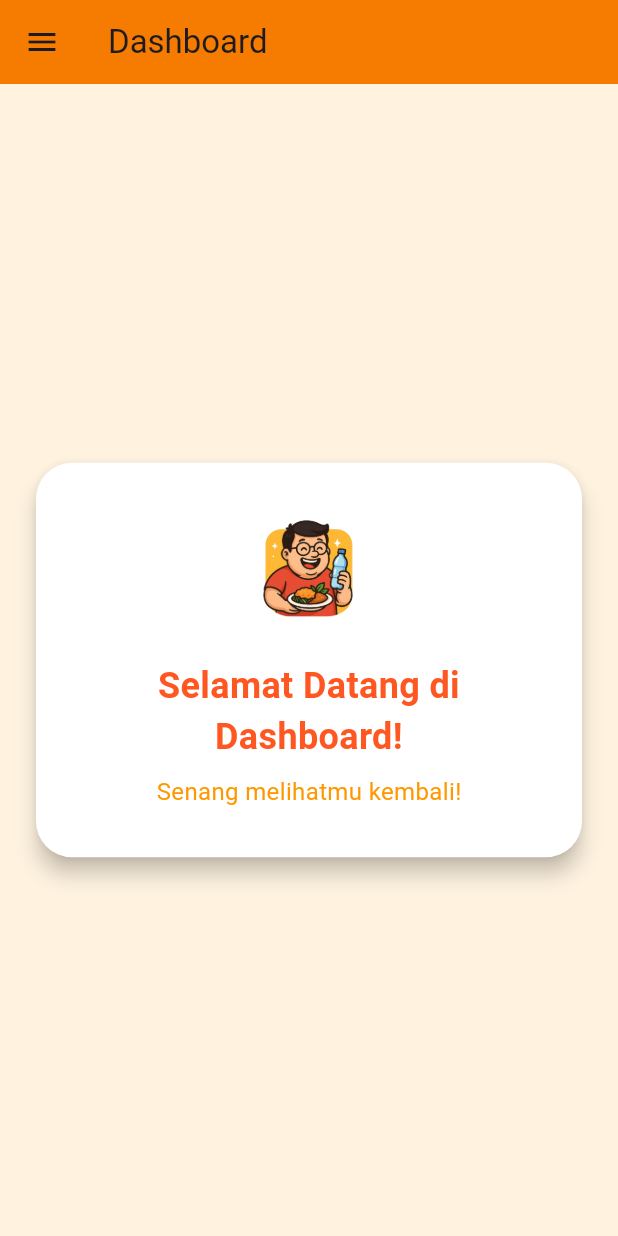
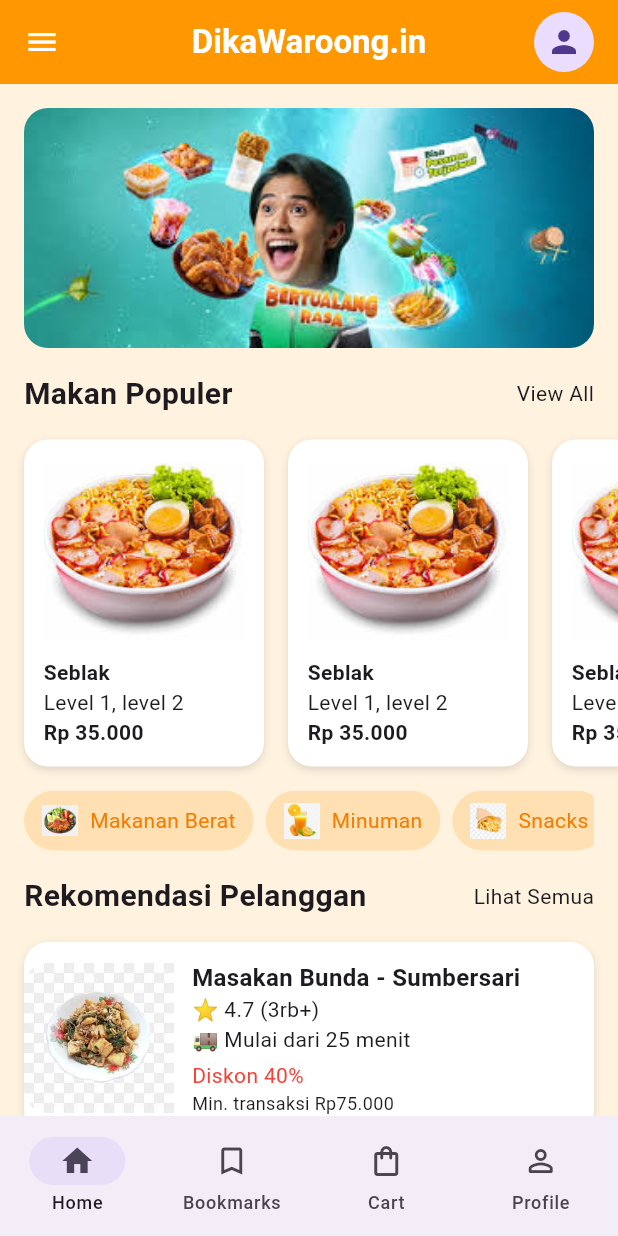
Before and after one commit to izunalagi/DikaWaroong.in, a Flutter app: the LoginPage screen opened by its route, after a tap on "Login", on a phone screen of 412 x 824 dp. Run offline on Flutter 3.47's test engine with Material 3 defaults, Android fonts, the light colour scheme and no system bars; drawn by our look-alikes of carousel_slider; our stand-ins replace image_picker.

Commit message:
homepage

```diff
--- a/lib/main.dart
+++ b/lib/main.dart
@@ -2,6 +2,7 @@
 import 'package:project/view/autentikasi/login.dart';
 import 'package:project/view/autentikasi/register.dart';
 import 'package:project/view/dashboard/mainpage.dart';
+import 'package:project/view/home/homepage.dart';
 import 'package:project/view/splashscreen/splashscreen2.dart';
 import 'view/splashscreen/splashscreen.dart'; // ganti sesuai path kamu
 
@@ -24,6 +25,7 @@
         '/login': (context) => const LoginPage(),
         '/register': (context) => const RegisterPage(),
         '/dashboard': (context) => const DashboardPage(),
+        '/homepage': (context) => const HomePage(),
       },
     );
   }
--- a/lib/view/autentikasi/login.dart
+++ b/lib/view/autentikasi/login.dart
@@ -1,6 +1,7 @@
 import 'package:flutter/material.dart';
 import 'register.dart';
 import 'package:project/view/dashboard/mainpage.dart';
+import 'package:project/view/home/homepage.dart';
 
 class LoginPage extends StatefulWidget {
   const LoginPage({super.key});
@@ -127,7 +128,7 @@
                       Navigator.push(
                         context,
                         MaterialPageRoute(
-                          builder: (context) => const DashboardPage(),
+                          builder: (context) => const HomePage(),
                         ),
                       );
                     },
--- /dev/null
+++ b/lib/view/home/homepage.dart
@@ -0,0 +1,423 @@
+import 'package:flutter/material.dart';
+import 'package:carousel_slider/carousel_slider.dart';
+
+
+class HomePage extends StatefulWidget {
+  const HomePage({Key? key}) : super(key: key);
+
+  @override
+  State<HomePage> createState() => _HomePageState();
+}
+
+class _HomePageState extends State<HomePage> {
+  final GlobalKey<ScaffoldState> _scaffoldKey = GlobalKey<ScaffoldState>();
+  int _selectedIndex = 0;
+
+  final List<Map<String, String>> restoranList = [
+    {
+      'name': 'Masakan Bunda - Sumbersari',
+      'rating': '4.7 (3rb+)',
+      'eta': 'Mulai dari 25 menit',
+      'promo': 'Diskon 40%',
+      'minOrder': 'Min. transaksi Rp75.000',
+      'image': 'assets/images/pecel.jpeg',
+    },
+    {
+      'name': 'Warung seva99 - Kepatihan',
+      'rating': '4.5 (1rb+)',
+      'eta': 'Mulai dari 35 menit',
+      'promo': 'Diskon 40%',
+      'minOrder': 'Min. transaksi Rp79.000',
+      'image': 'assets/images/minuman.jpeg',
+    },
+    {
+      'name': 'Lalapan Mbak Umi & Es Teler 67',
+      'rating': '4.8 (2rb+)',
+      'eta': 'Mulai dari 25 menit',
+      'promo': 'Diskon 40%',
+      'minOrder': 'Min. transaksi Rp79.000',
+      'image': 'assets/images/jamur.jpeg',
+    },
+  ];
+
+  @override
+  Widget build(BuildContext context) {
+    final width = MediaQuery.of(context).size.width;
+    final bool isLargeScreen = width > 800;
+
+    return Scaffold(
+      key: _scaffoldKey,
+      backgroundColor: Colors.orange.shade50,
+      appBar: AppBar(
+        backgroundColor: Colors.orange.shade500,
+        elevation: 0,
+        titleSpacing: 0,
+        leading: isLargeScreen
+            ? null
+            : IconButton(
+                icon: const Icon(Icons.menu, color: Colors.white),
+                onPressed: () => _scaffoldKey.currentState?.openDrawer(),
+              ),
+        title: Padding(
+          padding: const EdgeInsets.symmetric(horizontal: 16.0),
+          child: Row(
+            mainAxisAlignment: MainAxisAlignment.center,
+            children: [
+              const Text(
+                "DikaWaroong.in",
+                style: TextStyle(
+                    color: Colors.white, fontWeight: FontWeight.bold),
+              ),
+              if (isLargeScreen) Expanded(child: _navBarItems())
+            ],
+          ),
+        ),
+        actions: const [
+          Padding(
+            padding: EdgeInsets.only(right: 16.0),
+            child: CircleAvatar(child: _ProfileIcon()),
+          )
+        ],
+      ),
+      drawer: isLargeScreen ? null : _drawer(),
+      body: _buildBody(),
+      bottomNavigationBar: NavigationBar(
+        animationDuration: const Duration(milliseconds: 500),
+        selectedIndex: _selectedIndex,
+        onDestinationSelected: (index) {
+          setState(() {
+            _selectedIndex = index;
+          });
+        },
+        destinations: const [
+          NavigationDestination(
+            icon: Icon(Icons.home_outlined),
+            selectedIcon: Icon(Icons.home),
+            label: 'Home',
+          ),
+          NavigationDestination(
+            icon: Icon(Icons.bookmark_border_outlined),
+            selectedIcon: Icon(Icons.bookmark),
+            label: 'Bookmarks',
+          ),
+          NavigationDestination(
+            icon: Icon(Icons.shopping_bag_outlined),
+            selectedIcon: Icon(Icons.shopping_bag),
+            label: 'Cart',
+          ),
+          NavigationDestination(
+            icon: Icon(Icons.person_outline_rounded),
+            selectedIcon: Icon(Icons.person),
+            label: 'Profile',
+          ),
+        ],
+      ),
+    );
+  }
+
+  Widget _navBarItems() => Row(
+        mainAxisAlignment: MainAxisAlignment.end,
+        children: _menuItems
+            .map(
+              (item) => InkWell(
+                onTap: () {},
+                child: Padding(
+                  padding: const EdgeInsets.symmetric(horizontal: 16),
+                  child: Text(
+                    item,
+                    style: const TextStyle(fontSize: 18, color: Colors.white),
+                  ),
+                ),
+              ),
+            )
+            .toList(),
+      );
+
+  Widget _drawer() => Drawer(
+        child: ListView(
+          children: _menuItems
+              .map((item) => ListTile(
+                    title: Text(item),
+                    onTap: () => Navigator.pop(context),
+                  ))
+              .toList(),
+        ),
+      );
+
+  Widget _buildBody() {
+    return SafeArea(
+      child: Column(
+        children: [
+          // konten scrollable
+          Expanded(
+            child: CustomScrollView(
+              slivers: [
+                SliverToBoxAdapter(
+                  child: Padding(
+                    padding: const EdgeInsets.all(16.0),
+                    child: CarouselSlider(
+                      options: CarouselOptions(
+                        height: 160,
+                        autoPlay: true,
+                        autoPlayInterval: const Duration(seconds: 4),
+                        enlargeCenterPage: true,
+                        viewportFraction: 1.0,
+                      ),
+                      items: [
+                        'assets/images/iklan.jpeg',
+                        'assets/images/iklan2.jpeg',
+                        'assets/images/iklan3.jpeg',
+                      ].map((imagePath) {
+                        return Builder(
+                          builder: (BuildContext context) {
+                            return ClipRRect(
+                              borderRadius: BorderRadius.circular(16),
+                              child: SizedBox(
+                                width: double.infinity,
+                                child: Image.asset(
+                                  imagePath,
+                                  fit: BoxFit.cover,
+                                ),
+                              ),
+                            );
+                          },
+                        );
+                      }).toList(),
+                    ),
+                  ),
+                ),
+
+                // Makan Populer
+                SliverToBoxAdapter(
+                  child: Padding(
+                    padding: const EdgeInsets.symmetric(horizontal: 16.0),
+                    child: Row(
+                      mainAxisAlignment: MainAxisAlignment.spaceBetween,
+                      children: const [
+                        Text('Makan Populer',
+                            style: TextStyle(
+                                fontSize: 20, fontWeight: FontWeight.bold)),
+                        Text('View All'),
+                      ],
+                    ),
+                  ),
+                ),
+                SliverToBoxAdapter(
+                  child: SizedBox(
+                    height: 250,
+                    child: ListView.builder(
+                      scrollDirection: Axis.horizontal,
+                      padding: const EdgeInsets.all(16),
+                      itemCount: 4,
+                      itemBuilder: (context, index) {
+                        return Container(
+                          width: 160,
+                          margin: const EdgeInsets.only(right: 16),
+                          decoration: BoxDecoration(
+                            color: Colors.white,
+                            borderRadius: BorderRadius.circular(16),
+                            boxShadow: const [
+                              BoxShadow(
+                                  color: Colors.black12,
+                                  blurRadius: 4,
+                                  offset: Offset(0, 2))
+                            ],
+                          ),
+                          padding: const EdgeInsets.all(13),
+                          child: Column(
+                            crossAxisAlignment: CrossAxisAlignment.start,
+                            children: [
+                              Expanded(
+                                child: Image.asset(
+                                  'assets/images/seblak.jpeg',
+                                  fit: BoxFit.contain,
+                                ),
+                              ),
+                              const SizedBox(height: 8),
+                              const Text('Seblak',
+                                  style:
+                                      TextStyle(fontWeight: FontWeight.bold)),
+                              const Text('Level 1, level 2'),
+                              const Text('Rp 35.000',
+                                  style:
+                                      TextStyle(fontWeight: FontWeight.bold)),
+                            ],
+                          ),
+                        );
+                      },
+                    ),
+                  ),
+                ),
+                // Kategori
+                SliverToBoxAdapter(
+                  child: Padding(
+                    padding: const EdgeInsets.symmetric(horizontal: 16.0),
+                    child: SingleChildScrollView(
+                      scrollDirection: Axis.horizontal,
+                      child: Row(
+                        children: const [
+                          CategoryIconChip(
+                              label: 'Makanan Berat',
+                              imagePath: 'assets/images/makanan.jpeg'),
+                          CategoryIconChip(
+                              label: 'Minuman',
+                              imagePath: 'assets/images/minuman.jpeg'),
+                          CategoryIconChip(
+                              label: 'Snacks',
+                              imagePath: 'assets/images/snacks.jpeg'),
+                        ],
+                      ),
+                    ),
+                  ),
+                ),
+                const SliverToBoxAdapter(child: SizedBox(height: 16)),
+                // Rekomendasi Pelanggan
+                SliverToBoxAdapter(
+                  child: Padding(
+                    padding: const EdgeInsets.symmetric(horizontal: 16.0),
+                    child: Row(
+                      mainAxisAlignment: MainAxisAlignment.spaceBetween,
+                      children: const [
+                        Text('Rekomendasi Pelanggan',
+                            style: TextStyle(
+                                fontSize: 20, fontWeight: FontWeight.bold)),
+                        Text('Lihat Semua'),
+                      ],
+                    ),
+                  ),
+                ),
+                SliverList(
+                  delegate: SliverChildBuilderDelegate(
+                    (context, index) {
+                      final resto = restoranList[index];
+                      return Padding(
+                        padding: const EdgeInsets.all(16.0),
+                        child: Container(
+                          decoration: BoxDecoration(
+                            color: Colors.white,
+                            borderRadius: BorderRadius.circular(16),
+                            boxShadow: const [
+                              BoxShadow(
+                                color: Colors.black12,
+                                blurRadius: 4,
+                                offset: Offset(0, 2),
+                              )
+                            ],
+                          ),
+                          child: Row(
+                            children: [
+                              ClipRRect(
+                                borderRadius: const BorderRadius.only(
+                                  topLeft: Radius.circular(16),
+                                  bottomLeft: Radius.circular(16),
+                                ),
+                                child: Image.asset(
+                                  resto['image']!,
+                                  width: 100,
+                                  height: 100,
+                                  fit: BoxFit.cover,
+                                ),
+                              ),
+                              Expanded(
+                                child: Padding(
+                                  padding: const EdgeInsets.all(12.0),
+                                  child: Column(
+                                    crossAxisAlignment:
+                                        CrossAxisAlignment.start,
+                                    children: [
+                                      Text(resto['name']!,
+                                          style: const TextStyle(
+                                              fontWeight: FontWeight.bold,
+                                              fontSize: 16)),
+                                      Text('⭐ ${resto['rating']}'),
+                                      Text('🚚 ${resto['eta']}'),
+                                      const SizedBox(height: 4),
+                                      Text(resto['promo']!,
+                                          style: const TextStyle(
+                                              color: Colors.red)),
+                                      Text(resto['minOrder']!,
+                                          style: const TextStyle(fontSize: 12)),
+                                    ],
+                                  ),
+                                ),
+                              ),
+                            ],
+                          ),
+                        ),
+                      );
+                    },
+                    childCount: restoranList.length,
+                  ),
+                ),
+              ],
+            ),
+          ),
+        ],
+      ),
+    );
+  }
+}
+
+final List<String> _menuItems = ['About', 'Contact', 'Settings', 'Sign Out'];
+
+enum Menu { itemOne, itemTwo, itemThree }
+
+class _ProfileIcon extends StatelessWidget {
+  const _ProfileIcon({Key? key}) : super(key: key);
+
+  @override
+  Widget build(BuildContext context) {
+    return PopupMenuButton<Menu>(
+        icon: const Icon(Icons.person),
+        offset: const Offset(0, 40),
+        onSelected: (Menu item) {},
+        itemBuilder: (BuildContext context) => <PopupMenuEntry<Menu>>[
+              const PopupMenuItem<Menu>(
+                value: Menu.itemOne,
+                child: Text('Account'),
+              ),
+              const PopupMenuItem<Menu>(
+                value: Menu.itemTwo,
+                child: Text('Settings'),
+              ),
+              const PopupMenuItem<Menu>(
+                value: Menu.itemThree,
+                child: Text('Sign Out'),
+              ),
+            ]);
+  }
+}
+
+// Kategori Chip
+class CategoryIconChip extends StatelessWidget {
+  final String label;
+  final String imagePath;
+
+  const CategoryIconChip({
+    Key? key,
+    required this.label,
+    required this.imagePath,
+  }) : super(key: key);
+
+  @override
+  Widget build(BuildContext context) {
+    return Container(
+      padding: const EdgeInsets.symmetric(horizontal: 12, vertical: 8),
+      margin: const EdgeInsets.only(right: 8),
+      decoration: BoxDecoration(
+        color: Colors.orange.shade100,
+        borderRadius: BorderRadius.circular(24),
+      ),
+      child: Row(
+        children: [
+          Image.asset(imagePath, width: 24, height: 24),
+          const SizedBox(width: 8),
+          Text(
+            label,
+            style: TextStyle(color: Colors.orange.shade700),
+          ),
+        ],
+      ),
+    );
+  }
+}
```
Also changed, not shown: pubspec.yaml (+12 -0 lines), assets/images/iklan.jpeg (added), assets/images/iklan2.jpeg (added), assets/images/iklan3.jpeg (added), assets/images/jamur.jpeg (added), assets/images/makanan.jpeg (added), assets/images/minuman.jpeg (added), assets/images/nasi_goreng.jpeg (added), assets/images/pecel.jpeg (added), assets/images/seblak.jpeg (added), assets/images/snacks.jpeg (added), pubspec.lock.
